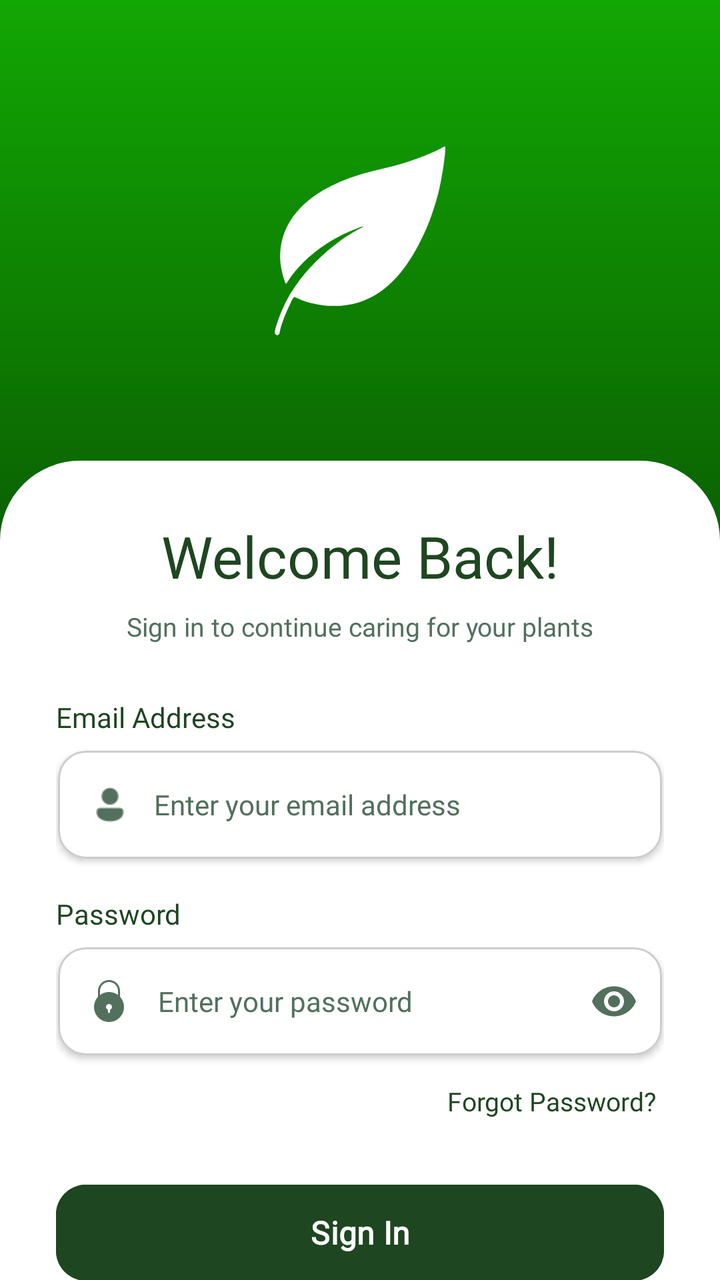
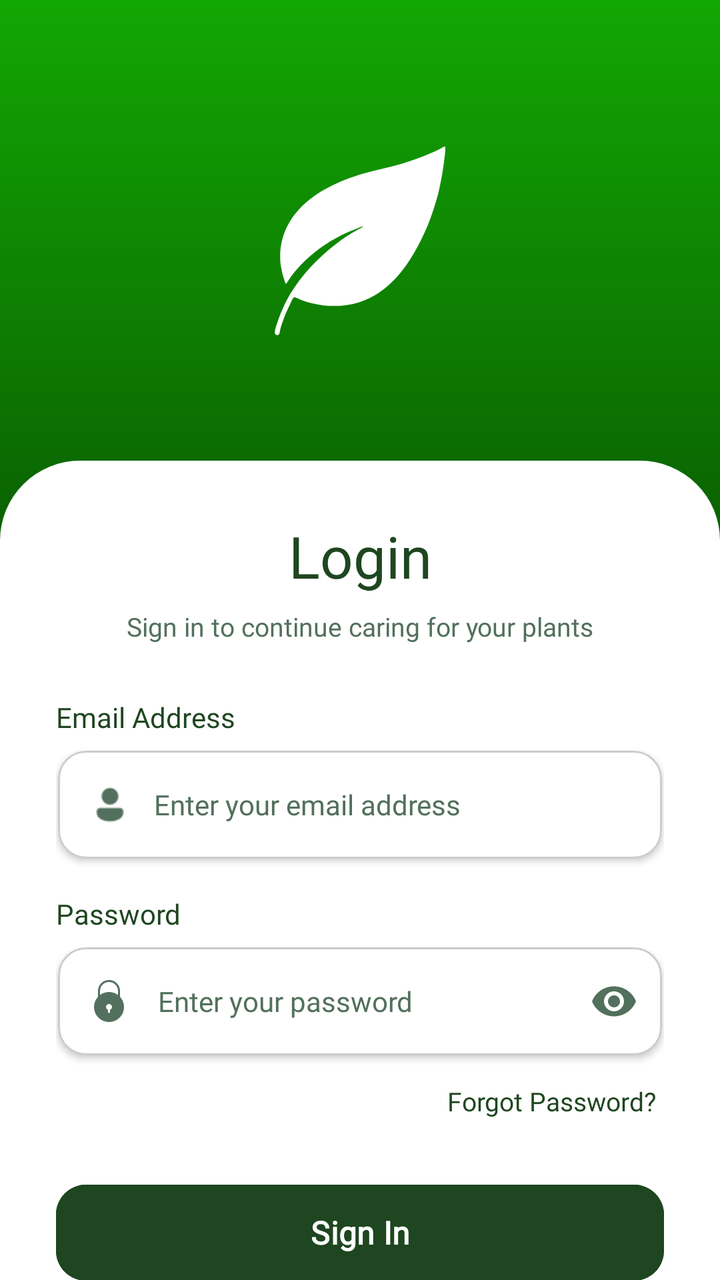

The first picture is an Android layout as it rendered before a commit; the second is the same layout after the commit. The layout source and the unified diff follow.
<!-- AndroidManifest.xml: application theme Theme.SmartGrow -->
<!-- res/layout/activity_login.xml -->
<?xml version="1.0" encoding="utf-8"?>
<androidx.constraintlayout.widget.ConstraintLayout
    xmlns:android="http://schemas.android.com/apk/res/android"
    xmlns:app="http://schemas.android.com/apk/res-auto"
    android:layout_width="match_parent"
    android:layout_height="match_parent"
    android:background="@drawable/gradient_splash_bg">

    

    <androidx.constraintlayout.widget.ConstraintLayout
        android:id="@+id/layout_top_logo"
        android:layout_width="match_parent"
        android:layout_height="0dp"
        android:paddingTop="20dp"
        android:paddingBottom="10dp"
        app:layout_constraintTop_toTopOf="parent"
        app:layout_constraintBottom_toTopOf="@id/scroll_view_login"
        app:layout_constraintHeight_percent="0.36">

        <ImageView
            android:id="@+id/img_login_logo"
            android:layout_width="112dp"
            android:layout_height="112dp"
            android:src="@drawable/smartgrow_logo"
            android:contentDescription="SmartGrow Logo"
            app:tint="@color/white"
            app:layout_constraintTop_toTopOf="parent"
            app:layout_constraintBottom_toBottomOf="parent"
            app:layout_constraintStart_toStartOf="parent"
            app:layout_constraintEnd_toEndOf="parent" />

    </androidx.constraintlayout.widget.ConstraintLayout>


    

    <androidx.core.widget.NestedScrollView
        android:id="@+id/scroll_view_login"
        android:layout_width="match_parent"
        android:layout_height="0dp"
        android:background="@drawable/white_card_top_rounded"
        android:fillViewport="true"
        android:clipToPadding="false"
        android:overScrollMode="never"
        app:layout_constraintTop_toBottomOf="@id/layout_top_logo"
        app:layout_constraintBottom_toBottomOf="parent">

        <androidx.constraintlayout.widget.ConstraintLayout
            android:layout_width="match_parent"
            android:layout_height="wrap_content"
            android:paddingStart="28dp"
            android:paddingEnd="28dp"
            android:paddingTop="32dp"
            android:paddingBottom="42dp">

            

            <TextView
                android:id="@+id/tv_login_title"
                android:layout_width="wrap_content"
                android:layout_height="wrap_content"
                android:text="Welcome Back!"
                android:textSize="29sp"
                android:textColor="@color/primary_green"
                android:fontFamily="@font/inter_extrabold"
                android:includeFontPadding="false"
                app:layout_constraintTop_toTopOf="parent"
                app:layout_constraintStart_toStartOf="parent"
                app:layout_constraintEnd_toEndOf="parent" />

            <TextView
                android:id="@+id/tv_login_subtitle"
                android:layout_width="wrap_content"
                android:layout_height="wrap_content"
                android:text="Sign in to continue caring for your plants"
                android:textSize="13sp"
                android:textColor="@color/text_secondary"
                android:fontFamily="@font/inter_medium"
                android:layout_marginTop="8dp"
                android:gravity="center"
                app:layout_constraintTop_toBottomOf="@id/tv_login_title"
                app:layout_constraintStart_toStartOf="parent"
                app:layout_constraintEnd_toEndOf="parent" />


            

            <LinearLayout
                android:id="@+id/layout_form"
                android:layout_width="match_parent"
                android:layout_height="wrap_content"
                android:orientation="vertical"
                android:layout_marginTop="29dp"
                app:layout_constraintTop_toBottomOf="@id/tv_login_subtitle"
                app:layout_constraintStart_toStartOf="parent"
                app:layout_constraintEnd_toEndOf="parent">

                

                <TextView
                    android:layout_width="wrap_content"
                    android:layout_height="wrap_content"
                    android:text="Email Address"
                    android:textSize="14sp"
                    android:textColor="@color/primary_green"
                    android:fontFamily="@font/inter_extrabold"
                    android:includeFontPadding="false"
                    android:layout_marginBottom="8dp" />

                

                <com.google.android.material.card.MaterialCardView
                    android:layout_width="match_parent"
                    android:layout_height="54dp"
                    android:layout_marginHorizontal="1dp"
                    app:cardCornerRadius="14dp"
                    app:cardElevation="2dp"
                    app:cardBackgroundColor="@color/card_background"
                    app:strokeWidth="1dp"
                    app:strokeColor="@color/divider">

                    <LinearLayout
                        android:layout_width="match_parent"
                        android:layout_height="match_parent"
                        android:orientation="horizontal"
                        android:gravity="center_vertical">

                        <ImageView
                            android:layout_width="20dp"
                            android:layout_height="20dp"
                            android:layout_marginStart="16dp"
                            android:src="@drawable/ic_email"
                            android:contentDescription="Email"
                            app:tint="@color/text_secondary" />

                        <EditText
                            android:id="@+id/et_username"
                            android:layout_width="0dp"
                            android:layout_height="match_parent"
                            android:layout_weight="1"
                            android:background="@null"
                            android:hint="Enter your email address"
                            android:inputType="textEmailAddress"
                            android:singleLine="true"
                            android:paddingStart="12dp"
                            android:paddingEnd="14dp"
                            android:textSize="14sp"
                            android:textColor="@color/text_primary"
                            android:textColorHint="@color/text_secondary"
                            android:fontFamily="@font/inter_medium" />

                    </LinearLayout>

                </com.google.android.material.card.MaterialCardView>


                

                <TextView
                    android:layout_width="wrap_content"
                    android:layout_height="wrap_content"
                    android:text="Password"
                    android:textSize="14sp"
                    android:textColor="@color/primary_green"
                    android:fontFamily="@font/inter_extrabold"
                    android:includeFontPadding="false"
                    android:layout_marginTop="20dp"
                    android:layout_marginBottom="8dp" />

                

                <com.google.android.material.card.MaterialCardView
                    android:layout_width="match_parent"
                    android:layout_height="54dp"
                    android:layout_marginHorizontal="1dp"
                    app:cardCornerRadius="14dp"
                    app:cardElevation="2dp"
                    app:cardBackgroundColor="@color/card_background"
                    app:strokeWidth="1dp"
                    app:strokeColor="@color/divider">

                    <LinearLayout
                        android:layout_width="match_parent"
                        android:layout_height="match_parent"
                        android:orientation="horizontal"
                        android:gravity="center_vertical">

                        

                        <ImageView
                            android:layout_width="25dp"
                            android:layout_height="25dp"
                            android:layout_marginStart="13dp"
                            android:src="@drawable/ic_lock"
                            android:contentDescription="Password"
                            app:tint="@color/text_secondary" />

                        

                        <com.google.android.material.textfield.TextInputLayout
                            android:layout_width="0dp"
                            android:layout_height="match_parent"
                            android:layout_weight="1"
                            style="@style/Widget.Design.TextInputLayout"
                            app:hintEnabled="false"
                            app:passwordToggleEnabled="true"
                            app:passwordToggleTint="@color/text_secondary">

                            <com.google.android.material.textfield.TextInputEditText
                                android:id="@+id/et_password"
                                android:layout_width="match_parent"
                                android:layout_height="match_parent"
                                android:background="@null"
                                android:hint="Enter your password"
                                android:inputType="textPassword"
                                android:singleLine="true"
                                android:paddingStart="12dp"
                                android:paddingEnd="4dp"
                                android:textSize="14sp"
                                android:textColor="@color/text_primary"
                                android:textColorHint="@color/text_secondary"
                                android:fontFamily="@font/inter_medium" />

                        </com.google.android.material.textfield.TextInputLayout>

                    </LinearLayout>

                </com.google.android.material.card.MaterialCardView>


                

                <TextView
                    android:id="@+id/tv_forgot_password"
                    android:layout_width="wrap_content"
                    android:layout_height="wrap_content"
                    android:text="Forgot Password?"
                    android:textSize="13sp"
                    android:textColor="@color/primary_green"
                    android:fontFamily="@font/inter_extrabold"
                    android:layout_gravity="end"
                    android:layout_marginTop="10dp"
                    android:padding="4dp"
                    android:clickable="true"
                    android:focusable="true" />

            </LinearLayout>


            

            <com.google.android.material.button.MaterialButton
                android:id="@+id/btn_login"
                android:layout_width="match_parent"
                android:layout_height="56dp"
                android:text="Sign In"
                android:textSize="16sp"
                android:textColor="@color/white"
                android:textStyle="bold"
                android:textAllCaps="false"
                android:fontFamily="@font/inter_extrabold"
                android:backgroundTint="@color/primary_green"
                android:elevation="5dp"
                android:layout_marginTop="25dp"
                app:cornerRadius="15dp"
                app:rippleColor="@color/white"
                app:layout_constraintTop_toBottomOf="@id/layout_form"
                app:layout_constraintStart_toStartOf="parent"
                app:layout_constraintEnd_toEndOf="parent" />


            

            <LinearLayout
                android:id="@+id/layout_or_divider"
                android:layout_width="match_parent"
                android:layout_height="wrap_content"
                android:orientation="horizontal"
                android:gravity="center_vertical"
                android:layout_marginTop="22dp"
                app:layout_constraintTop_toBottomOf="@id/btn_login"
                app:layout_constraintStart_toStartOf="parent"
                app:layout_constraintEnd_toEndOf="parent">

                <View
                    android:layout_width="0dp"
                    android:layout_height="1dp"
                    android:layout_weight="1"
                    android:background="@color/divider" />

                <TextView
                    android:layout_width="wrap_content"
                    android:layout_height="wrap_content"
                    android:text="  OR  "
                    android:textSize="11sp"
                    android:textColor="@color/text_secondary"
                    android:fontFamily="@font/inter_medium" />

                <View
                    android:layout_width="0dp"
                    android:layout_height="1dp"
                    android:layout_weight="1"
                    android:background="@color/divider" />

            </LinearLayout>


            

            <LinearLayout
                android:id="@+id/layout_signup_link"
                android:layout_width="wrap_content"
                android:layout_height="wrap_content"
                android:orientation="horizontal"
                android:gravity="center"
                android:layout_marginTop="16dp"
                app:layout_constraintTop_toBottomOf="@id/layout_or_divider"
                app:layout_constraintStart_toStartOf="parent"
                app:layout_constraintEnd_toEndOf="parent">

                <TextView
                    android:layout_width="wrap_content"
                    android:layout_height="wrap_content"
                    android:text="Don't have an account? "
                    android:textSize="13sp"
                    android:textColor="@color/text_secondary"
                    android:fontFamily="@font/inter_medium" />

                <TextView
                    android:id="@+id/tv_go_to_register"
                    android:layout_width="wrap_content"
                    android:layout_height="wrap_content"
                    android:text="Create Account"
                    android:textSize="13sp"
                    android:textColor="@color/primary_green"
                    android:textStyle="bold"
                    android:fontFamily="@font/inter_extrabold"
                    android:padding="3dp"
                    android:clickable="true"
                    android:focusable="true" />

            </LinearLayout>

        </androidx.constraintlayout.widget.ConstraintLayout>

    </androidx.core.widget.NestedScrollView>

</androidx.constraintlayout.widget.ConstraintLayout>
<!-- resources referenced by this layout -->
<resources>
  <color name="card_background">#FFFFFF</color>
  <color name="divider">#CCCCCC</color>
  <color name="primary_green">#1e4620</color>
  <color name="text_primary">#1A2E22</color>
  <color name="text_secondary">#52705D</color>
  <color name="white">#FFFFFF</color>
  <!-- drawable gradient_splash_bg (drawable) -->
  <?xml version="1.0" encoding="utf-8"?>
  <shape xmlns:android="http://schemas.android.com/apk/res/android"
      android:shape="rectangle">
      <gradient
          android:startColor="#12A703"
          android:endColor="#000000"
          android:angle="270" />
  </shape>
  <!-- drawable ic_email: png bitmap (drawable, 390 bytes) -->
  <!-- drawable ic_lock: png bitmap (drawable, 1381 bytes) -->
  <!-- drawable smartgrow_logo (drawable) -->
  <vector xmlns:android="http://schemas.android.com/apk/res/android"
      android:width="512dp"
      android:height="512dp"
      android:viewportWidth="512"
      android:viewportHeight="512">
    <path
        android:pathData="M450.51,40.54C451.69,49.93 449.42,64.02 448.23,73.61C445.55,95.26 441.84,116.44 437.16,137.7C432.79,157.53 426.59,176.74 420.14,195.94C413.6,215.43 405.32,234.43 396.2,252.86C365.85,314.19 322,375.69 253.56,396.82C218.79,407.55 180.93,407.59 145.69,398.75C137.09,396.59 128.25,394.15 120.05,390.76C115.44,388.85 110.3,385.94 105.44,384.87C101.12,388.85 98.45,396.61 95.79,401.81C88.43,416.18 82.25,431.07 77.28,446.4C75.71,451.25 74.11,456.35 73.12,461.36C72.52,464.39 72.53,468.81 69.87,470.84C66.34,473.54 61.22,470.83 61.33,466.41C61.5,458.89 64.84,450.02 67.21,442.95C76.8,414.29 89.86,386.25 107.25,361.35C137.07,318.63 171.84,284.95 213.77,254.21C225.43,245.67 237.96,238.24 250.53,231.16C252.63,229.99 263.7,224.44 263.95,223.14C258.28,223.66 252.14,226.78 246.84,228.84C236,233.06 225.39,237.6 214.96,242.8C178.71,260.9 145.96,284.62 118.08,314.22C110.67,322.08 103.61,330.55 97.34,339.33C93.83,344.24 90.8,350.09 86.74,354.53C84.54,352.15 83.77,347.57 82.68,344.45C79.54,335.49 77.38,326.15 75.82,316.79C68.38,271.88 80.81,227.58 109.7,192.71C148.94,145.33 208.43,118.82 266.09,102.2C295,93.86 324.85,88.93 353.52,79.72C375.62,72.62 397.57,65.12 418.83,55.77C426.02,52.61 433.08,49.22 440.12,45.72C443.53,44.02 446.84,41.57 450.51,40.54Z"
        android:strokeLineJoin="round"
        android:strokeWidth="0.25"
        android:fillColor="#000000"
        android:fillType="evenOdd"
        android:strokeColor="#000000"/>
  </vector>
  <!-- drawable white_card_top_rounded (drawable) -->
  <?xml version="1.0" encoding="utf-8"?>
  <shape xmlns:android="http://schemas.android.com/apk/res/android"
      android:shape="rectangle">
      <solid android:color="@color/card_background" />
      <corners
          android:topLeftRadius="40dp"
          android:topRightRadius="40dp"
          android:bottomLeftRadius="0dp"
          android:bottomRightRadius="0dp" />
  </shape>
  <style name="Theme.SmartGrow" parent="Base.Theme.SmartGrow" />
  <style name="Base.Theme.SmartGrow" parent="Theme.Material3.DayNight.NoActionBar">
          <item name="android:windowBackground">@color/app_background</item>
          <item name="android:windowDisablePreview">true</item>
  
          
          <item name="android:statusBarColor">@color/app_background</item>
          <item name="android:windowLightStatusBar">true</item>
  
          
          <item name="android:navigationBarColor">@color/app_background</item>
          <item name="android:windowLightNavigationBar" ns0:targetApi="o_mr1">true</item>
  
          <item name="android:windowDrawsSystemBarBackgrounds">true</item>
          <item name="android:windowTranslucentStatus">false</item>
          <item name="android:windowTranslucentNavigation">false</item>
  
          
          <item name="popupMenuStyle">@style/ModernPopupMenuStyle</item>
      </style>
  <color name="app_background">#F5FFF8</color>
  <style name="ModernPopupMenuStyle" parent="Widget.Material3.PopupMenu">
          <item name="android:popupBackground">@android:color/white</item>
      </style>
</resources>

<!-- the commit's change to res/layout/activity_login.xml (unified diff, before → after) -->
@@ -60,7 +60,7 @@
                 android:id="@+id/tv_login_title"
                 android:layout_width="wrap_content"
                 android:layout_height="wrap_content"
-                android:text="Welcome Back!"
+                android:text="Login"
                 android:textSize="29sp"
                 android:textColor="@color/primary_green"
                 android:fontFamily="@font/inter_extrabold"
